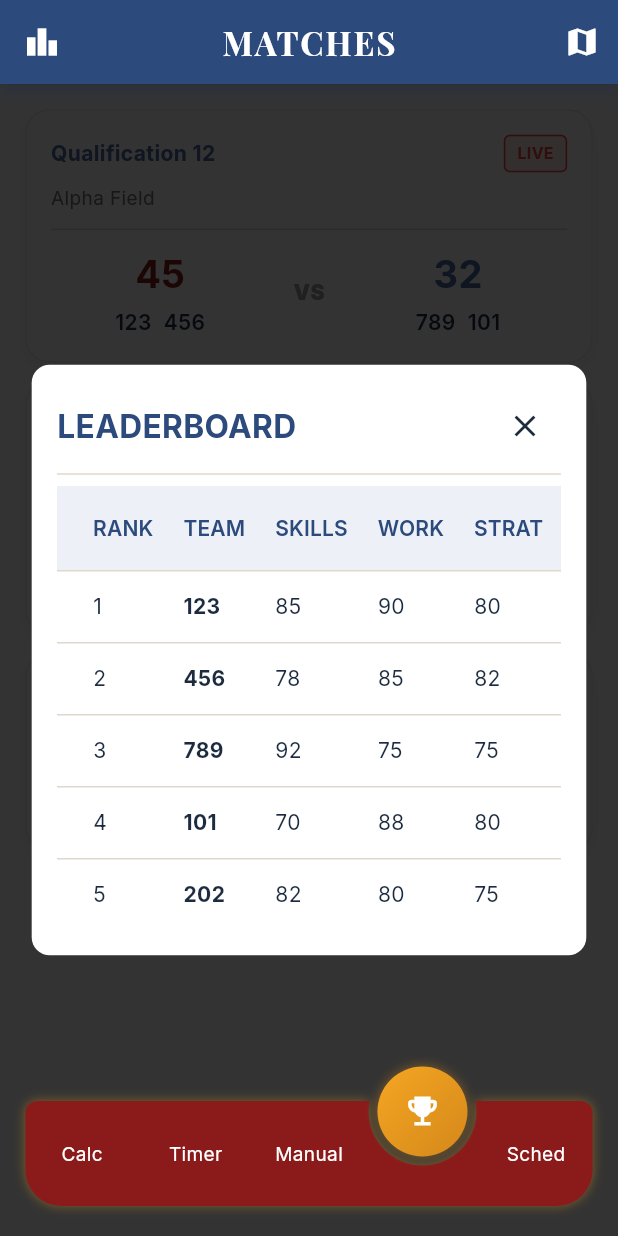
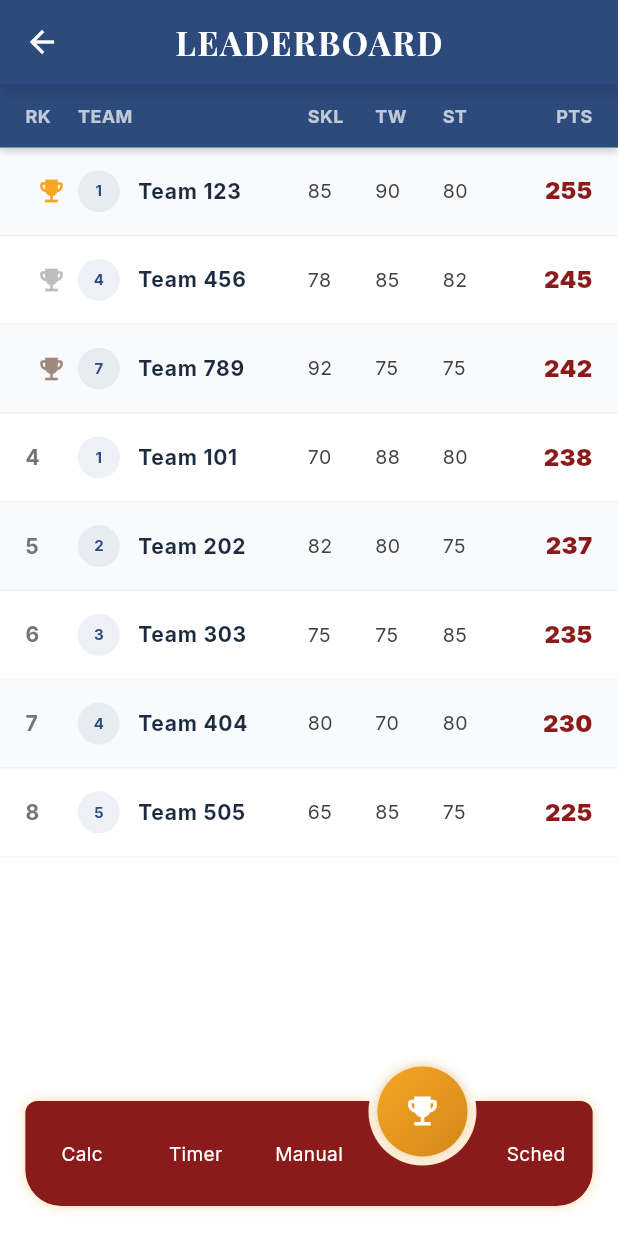
Before and after one commit to KerelosNasser/code_red, a Flutter app: the screen it shows after launch, item 4 of the bottom bar chosen, after a tap on the "leaderboard" icon, on a phone screen of 412 x 824 dp. Run offline on Flutter 3.47's test engine with Material 3 defaults, Android fonts, the phone set to English and light mode, and no system bars; drawn by our look-alikes of circle_nav_bar, flutter_animate; our stand-ins replace audioplayers, flutter_riverpod, go_router, google_fonts, hive_flutter, riverpod_annotation; missing offline and left inert: pdfrx; accounts and stored records are empty; generated files the repository leaves out were written again.

Commit message:
feat: implement matches screen with leaderboard and field map overlay routing

```diff
--- a/lib/src/core/routing/app_router.dart
+++ b/lib/src/core/routing/app_router.dart
@@ -4,6 +4,7 @@ import '../../features/calculator/presentation/calculator_screen.dart';
 import '../../features/timer/presentation/timer_screen.dart';
 import '../../features/timer/presentation/fullscreen_timer_screen.dart';
 import '../../features/matches/presentation/matches_screen.dart';
+import '../../features/matches/presentation/leaderboard_screen.dart';
 import '../../features/manual/presentation/manual_screen.dart';
 import '../../features/schedule/presentation/schedule_screen.dart';
 import 'app_shell.dart';
@@ -34,6 +35,12 @@ final appRouterProvider = Provider<GoRouter>((ref) {
           GoRoute(
             path: '/matches',
             builder: (context, state) => const MatchesScreen(),
+            routes: [
+              GoRoute(
+                path: 'leaderboard',
+                builder: (context, state) => const LeaderboardScreen(),
+              ),
+            ],
           ),
           GoRoute(
             path: '/manual',
--- /dev/null
+++ b/lib/src/features/matches/presentation/leaderboard_screen.dart
@@ -0,0 +1,207 @@
+import 'package:flutter/material.dart';
+import 'package:flutter_animate/flutter_animate.dart';
+import '../../../core/theme/app_colors.dart';
+import '../../../core/utils/responsive_utils.dart';
+import '../../../shared/widgets/dara_app_bar.dart';
+
+class TeamStats {
+  final String teamNumber;
+  final int skills;
+  final int teamwork;
+  final int strategy;
+  final int points;
+
+  TeamStats({
+    required this.teamNumber,
+    required this.skills,
+    required this.teamwork,
+    required this.strategy,
+    required this.points,
+  });
+}
+
+class LeaderboardScreen extends StatelessWidget {
+  const LeaderboardScreen({super.key});
+
+  @override
+  Widget build(BuildContext context) {
+    final stats = [
+      TeamStats(teamNumber: '123', skills: 85, teamwork: 90, strategy: 80, points: 255),
+      TeamStats(teamNumber: '456', skills: 78, teamwork: 85, strategy: 82, points: 245),
+      TeamStats(teamNumber: '789', skills: 92, teamwork: 75, strategy: 75, points: 242),
+      TeamStats(teamNumber: '101', skills: 70, teamwork: 88, strategy: 80, points: 238),
+      TeamStats(teamNumber: '202', skills: 82, teamwork: 80, strategy: 75, points: 237),
+      TeamStats(teamNumber: '303', skills: 75, teamwork: 75, strategy: 85, points: 235),
+      TeamStats(teamNumber: '404', skills: 80, teamwork: 70, strategy: 80, points: 230),
+      TeamStats(teamNumber: '505', skills: 65, teamwork: 85, strategy: 75, points: 225),
+    ];
+
+    return Scaffold(
+      backgroundColor: AppColors.background,
+      appBar: const DaraAppBar(title: 'LEADERBOARD'),
+      body: Column(
+        children: [
+          _buildHeader(context),
+          Expanded(
+            child: ListView.builder(
+              padding: EdgeInsets.zero,
+              itemCount: stats.length,
+              itemBuilder: (context, index) {
+                return _LeaderboardRow(
+                  stats: stats[index],
+                  rank: index + 1,
+                  index: index,
+                ).animate()
+                  .fadeIn(duration: 400.ms, delay: (index * 50).ms)
+                  .slideX(begin: 0.2, end: 0, curve: Curves.easeOutQuad);
+              },
+            ),
+          ),
+        ],
+      ),
+    );
+  }
+
+  Widget _buildHeader(BuildContext context) {
+    return Container(
+      padding: EdgeInsets.symmetric(
+        vertical: context.scaleWidth(12),
+        horizontal: context.scaleWidth(16),
+      ),
+      decoration: BoxDecoration(
+        color: AppColors.primaryBlueDark,
+        boxShadow: [
+          BoxShadow(
+            color: Colors.black.withOpacity(0.2),
+            blurRadius: 4,
+            offset: const Offset(0, 2),
+          ),
+        ],
+      ),
+      child: Row(
+        children: [
+          _headerCell('RK', width: 35),
+          _headerCell('TEAM', expand: true),
+          _headerCell('SKL', width: 45),
+          _headerCell('TW', width: 45),
+          _headerCell('ST', width: 45),
+          _headerCell('PTS', width: 55, align: TextAlign.right),
+        ],
+      ),
+    );
+  }
+
+  Widget _headerCell(String text, {double? width, bool expand = false, TextAlign align = TextAlign.left}) {
+    final cell = Text(
+      text,
+      textAlign: align,
+      style: const TextStyle(
+        color: Colors.white70,
+        fontWeight: FontWeight.bold,
+        fontSize: 12,
+      ),
+    );
+    return expand ? Expanded(child: cell) : SizedBox(width: width, child: cell);
+  }
+}
+
+class _LeaderboardRow extends StatelessWidget {
+  final TeamStats stats;
+  final int rank;
+  final int index;
+
+  const _LeaderboardRow({
+    required this.stats,
+    required this.rank,
+    required this.index,
+  });
+
+  @override
+  Widget build(BuildContext context) {
+    final bool isTop3 = rank <= 3;
+    final Color bgColor = index.isEven
+        ? AppColors.primaryBlue.withOpacity(0.03)
+        : Colors.transparent;
+
+    return Container(
+      height: context.scaleWidth(56),
+      padding: EdgeInsets.symmetric(horizontal: context.scaleWidth(16)),
+      decoration: BoxDecoration(
+        color: bgColor,
+        border: Border(
+          bottom: BorderSide(color: Colors.grey.withOpacity(0.1)),
+        ),
+      ),
+      child: Row(
+        children: [
+          SizedBox(
+            width: 35,
+            child: isTop3
+              ? Icon(
+                  Icons.emoji_events,
+                  size: 20,
+                  color: rank == 1 ? AppColors.secondaryGold : (rank == 2 ? Colors.grey[400] : Colors.brown[300])
+                )
+              : Text(
+                  '$rank',
+                  style: TextStyle(
+                    fontWeight: FontWeight.bold,
+                    color: Colors.grey[600],
+                    fontSize: 14,
+                  ),
+                ),
+          ),
+          Expanded(
+            child: Row(
+              children: [
+                CircleAvatar(
+                  radius: 14,
+                  backgroundColor: AppColors.primaryBlue.withOpacity(0.1),
+                  child: Text(
+                    stats.teamNumber[0],
+                    style: const TextStyle(fontSize: 10, fontWeight: FontWeight.bold),
+                  ),
+                ),
+                const SizedBox(width: 12),
+                Text(
+                  'Team ${stats.teamNumber}',
+                  style: const TextStyle(
+                    fontWeight: FontWeight.bold,
+                    letterSpacing: 0.5,
+                  ),
+                ),
+              ],
+            ),
+          ),
+          _dataCell('${stats.skills}', width: 45),
+          _dataCell('${stats.teamwork}', width: 45),
+          _dataCell('${stats.strategy}', width: 45),
+          _dataCell(
+            '${stats.points}',
+            width: 55,
+            align: TextAlign.right,
+            style: const TextStyle(
+              fontWeight: FontWeight.w900,
+              color: AppColors.accentMaroon,
+              fontSize: 16,
+            ),
+          ),
+        ],
+      ),
+    );
+  }
+
+  Widget _dataCell(String text, {required double width, TextAlign align = TextAlign.left, TextStyle? style}) {
+    return SizedBox(
+      width: width,
+      child: Text(
+        text,
+        textAlign: align,
+        style: style ?? TextStyle(
+          color: Colors.grey[800],
+          fontSize: 13,
+        ),
+      ),
+    );
+  }
+}
--- a/lib/src/features/matches/presentation/matches_screen.dart
+++ b/lib/src/features/matches/presentation/matches_screen.dart
@@ -1,5 +1,6 @@
 import 'package:flutter/material.dart';
 import 'package:flutter_riverpod/flutter_riverpod.dart';
+import 'package:go_router/go_router.dart';
 import '../../../shared/widgets/dara_app_bar.dart';
 import '../../../shared/widgets/dara_card.dart';
 import '../../../core/theme/app_colors.dart';
@@ -26,28 +27,11 @@ class MatchModel {
   });
 }
 
-class TeamStats {
-  final String teamNumber;
-  final int skills;
-  final int teamwork;
-  final int strategy;
-  final int points;
-
-  TeamStats({
-    required this.teamNumber,
-    required this.skills,
-    required this.teamwork,
-    required this.strategy,
-    required this.points,
-  });
-}
-
 class MatchesScreen extends ConsumerWidget {
   const MatchesScreen({super.key});
 
   @override
   Widget build(BuildContext context, WidgetRef ref) {
-    final showLeaderboard = ref.watch(leaderboardVisibleProvider);
     final showMap = ref.watch(mapVisibleProvider);
 
     final mockMatches = [
@@ -84,7 +68,7 @@ class MatchesScreen extends ConsumerWidget {
         title: 'MATCHES',
         leading: IconButton(
           icon: const Icon(Icons.leaderboard),
-          onPressed: () => ref.read(leaderboardVisibleProvider.notifier).state = true,
+          onPressed: () => context.push('/matches/leaderboard'),
         ),
         actions: [
           IconButton(
@@ -162,88 +146,8 @@ class MatchesScreen extends ConsumerWidget {
               );
             },
           ),
-          if (showLeaderboard) const _LeaderboardOverlay(),
           if (showMap) const _MapOverlay(),
         ],
-      ),
-    );
-  }
-}
-
-class _LeaderboardOverlay extends ConsumerWidget {
-  const _LeaderboardOverlay();
-
-  @override
-  Widget build(BuildContext context, WidgetRef ref) {
-    final stats = [
-      TeamStats(teamNumber: '123', skills: 85, teamwork: 90, strategy: 80, points: 255),
-      TeamStats(teamNumber: '456', skills: 78, teamwork: 85, strategy: 82, points: 245),
-      TeamStats(teamNumber: '789', skills: 92, teamwork: 75, strategy: 75, points: 242),
-      TeamStats(teamNumber: '101', skills: 70, teamwork: 88, strategy: 80, points: 238),
-      TeamStats(teamNumber: '202', skills: 82, teamwork: 80, strategy: 75, points: 237),
-    ];
-
-    return Container(
-      color: Colors.black.withOpacity(0.8),
-      child: Center(
-        child: Container(
-          margin: EdgeInsets.all(context.scaleWidth(20)),
-          padding: EdgeInsets.all(context.scaleWidth(16)),
-          decoration: BoxDecoration(
-            color: AppColors.background,
-            borderRadius: BorderRadius.circular(12),
-          ),
-          child: Column(
-            mainAxisSize: MainAxisSize.min,
-            children: [
-              Row(
-                mainAxisAlignment: MainAxisAlignment.spaceBetween,
-                children: [
-                  Text(
-                    'LEADERBOARD',
-                    style: TextStyle(
-                      fontSize: context.scaleFont(20),
-                      fontWeight: FontWeight.bold,
-                      color: AppColors.primaryBlueDark,
-                    ),
-                  ),
-                  IconButton(
-                    icon: const Icon(Icons.close),
-                    onPressed: () => ref.read(leaderboardVisibleProvider.notifier).state = false,
-                  ),
-                ],
-              ),
-              const Divider(),
-              SingleChildScrollView(
-                scrollDirection: Axis.horizontal,
-                child: DataTable(
-                  columnSpacing: 20,
-                  headingRowColor: WidgetStateProperty.all(AppColors.primaryBlue.withOpacity(0.1)),
-                  columns: const [
-                    DataColumn(label: Text('RANK')),
-                    DataColumn(label: Text('TEAM')),
-                    DataColumn(label: Text('SKILLS')),
-                    DataColumn(label: Text('WORK')),
-                    DataColumn(label: Text('STRAT')),
-                    DataColumn(label: Text('PTS')),
-                  ],
-                  rows: stats.asMap().entries.map((entry) {
-                    final index = entry.key;
-                    final stat = entry.value;
-                    return DataRow(cells: [
-                      DataCell(Text('${index + 1}')),
-                      DataCell(Text(stat.teamNumber, style: const TextStyle(fontWeight: FontWeight.bold))),
-                      DataCell(Text('${stat.skills}')),
-                      DataCell(Text('${stat.teamwork}')),
-                      DataCell(Text('${stat.strategy}')),
-                      DataCell(Text('${stat.points}', style: const TextStyle(color: AppColors.accentMaroon, fontWeight: FontWeight.bold))),
-                    ]);
-                  }).toList(),
-                ),
-              ),
-            ],
-          ),
-        ),
       ),
     );
   }
--- a/lib/src/features/matches/providers/matches_providers.dart
+++ b/lib/src/features/matches/providers/matches_providers.dart
@@ -1,4 +1,3 @@
 import 'package:flutter_riverpod/flutter_riverpod.dart';
 
-final leaderboardVisibleProvider = StateProvider<bool>((ref) => false);
 final mapVisibleProvider = StateProvider<bool>((ref) => false);
```
